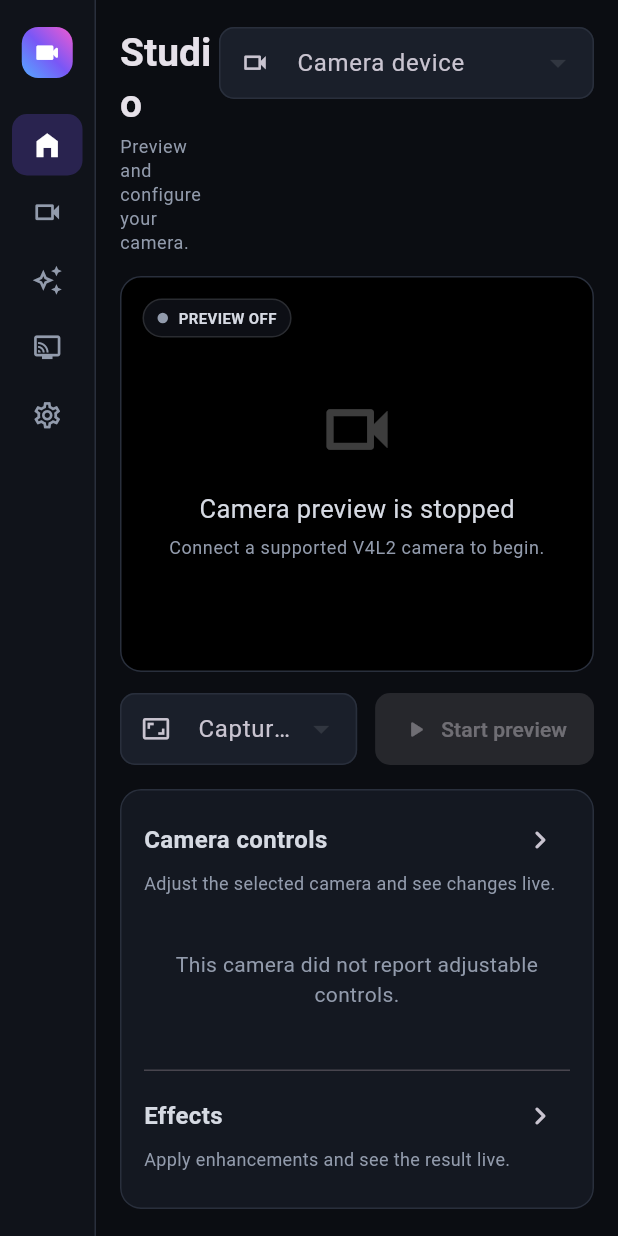
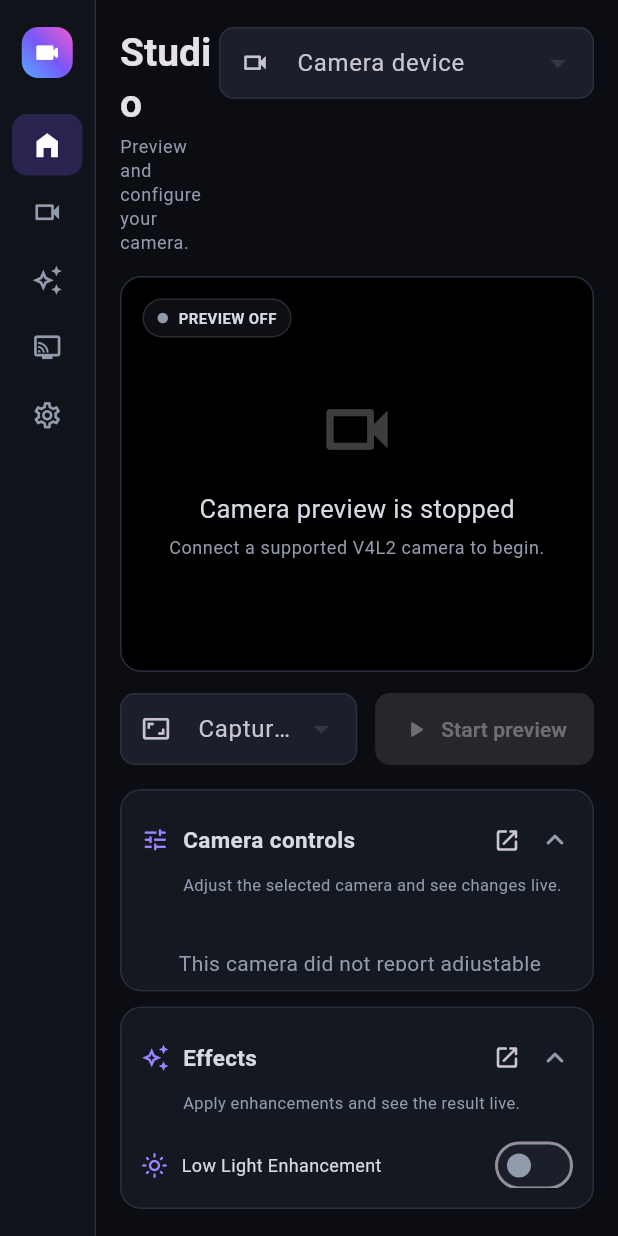
Before and after one commit to haikallfiqih/camora, a Flutter app: the screen it shows after launch, on a phone screen of 412 x 824 dp. Run offline on Flutter 3.47's test engine with Material 3 defaults, Android fonts, the phone set to English and light mode, and no system bars.

Commit message:
feat: split studio controls into collapsible panels

```diff
--- a/lib/features/studio/studio_page.dart
+++ b/lib/features/studio/studio_page.dart
@@ -102,50 +102,161 @@ class _PreviewWorkspace extends StatelessWidget {
   );
 }
 
-class _LiveControls extends StatelessWidget {
+class _LiveControls extends StatefulWidget {
   const _LiveControls({required this.session, required this.appState});
 
   final CameraSession session;
   final AppState appState;
 
   @override
+  State<_LiveControls> createState() => _LiveControlsState();
+}
+
+class _LiveControlsState extends State<_LiveControls> {
+  bool cameraExpanded = true;
+  bool effectsExpanded = true;
+
+  @override
+  Widget build(BuildContext context) => Column(
+    children: [
+      if (cameraExpanded)
+        Expanded(
+          child: _ControlGroupPanel(
+            title: 'Camera controls',
+            subtitle: 'Adjust the selected camera and see changes live.',
+            icon: Icons.tune_rounded,
+            expanded: true,
+            onToggle: () => setState(() => cameraExpanded = false),
+            onOpenPage: () => widget.appState.navigate(CamoraPage.camera),
+            child: ListView(
+              children: [
+                CameraControlList(session: widget.session, compact: true),
+              ],
+            ),
+          ),
+        )
+      else
+        _ControlGroupPanel(
+          title: 'Camera controls',
+          subtitle: 'Adjust the selected camera and see changes live.',
+          icon: Icons.tune_rounded,
+          expanded: false,
+          onToggle: () => setState(() => cameraExpanded = true),
+          onOpenPage: () => widget.appState.navigate(CamoraPage.camera),
+        ),
+      const SizedBox(height: 10),
+      if (effectsExpanded)
+        Expanded(
+          child: _ControlGroupPanel(
+            title: 'Effects',
+            subtitle: widget.session.nativeEffectsAvailable
+                ? 'Apply enhancements and see the result live.'
+                : 'Restart Camora to load the updated native runner.',
+            icon: Icons.auto_awesome_outlined,
+            expanded: true,
+            onToggle: () => setState(() => effectsExpanded = false),
+            onOpenPage: () => widget.appState.navigate(CamoraPage.effects),
+            child: ListView(
+              children: [
+                _StudioEffects(
+                  session: widget.session,
+                  appState: widget.appState,
+                ),
+              ],
+            ),
+          ),
+        )
+      else
+        _ControlGroupPanel(
+          title: 'Effects',
+          subtitle: 'Apply enhancements and see the result live.',
+          icon: Icons.auto_awesome_outlined,
+          expanded: false,
+          onToggle: () => setState(() => effectsExpanded = true),
+          onOpenPage: () => widget.appState.navigate(CamoraPage.effects),
+        ),
+      if (!cameraExpanded && !effectsExpanded) const Spacer(),
+    ],
+  );
+}
+
+class _ControlGroupPanel extends StatelessWidget {
+  const _ControlGroupPanel({
+    required this.title,
+    required this.subtitle,
+    required this.icon,
+    required this.expanded,
+    required this.onToggle,
+    required this.onOpenPage,
+    this.child,
+  });
+
+  final String title;
+  final String subtitle;
+  final IconData icon;
+  final bool expanded;
+  final VoidCallback onToggle;
+  final VoidCallback onOpenPage;
+  final Widget? child;
+
+  @override
   Widget build(BuildContext context) => CamoraPanel(
-    padding: const EdgeInsets.fromLTRB(16, 14, 16, 16),
+    padding: EdgeInsets.fromLTRB(14, expanded ? 12 : 8, 10, expanded ? 14 : 8),
     child: Column(
       crossAxisAlignment: CrossAxisAlignment.start,
       children: [
-        Row(
+        InkWell(
+          onTap: onToggle,
+          borderRadius: BorderRadius.circular(8),
+          child: Padding(
+            padding: const EdgeInsets.symmetric(vertical: 2),
+            child: Row(
               children: [
-            const Expanded(
+                Icon(icon, size: 19, color: CamoraColors.purpleLight),
+                const SizedBox(width: 9),
+                Expanded(
                   child: Text(
-                'Camera controls',
-                style: TextStyle(fontSize: 16, fontWeight: FontWeight.w600),
+                    title,
+                    style: const TextStyle(
+                      fontSize: 15,
+                      fontWeight: FontWeight.w600,
+                    ),
                   ),
                 ),
                 IconButton(
-              onPressed: () => appState.navigate(CamoraPage.camera),
-              tooltip: 'Open camera settings',
+                  onPressed: onOpenPage,
+                  tooltip: 'Open $title page',
                   visualDensity: VisualDensity.compact,
-              icon: const Icon(Icons.chevron_right_rounded),
+                  iconSize: 18,
+                  icon: const Icon(Icons.open_in_new_rounded),
                 ),
-          ],
+                Icon(
+                  expanded
+                      ? Icons.keyboard_arrow_up_rounded
+                      : Icons.keyboard_arrow_down_rounded,
+                  color: CamoraColors.muted,
                 ),
-        const Text(
-          'Adjust the selected camera and see changes live.',
-          style: TextStyle(color: CamoraColors.muted, fontSize: 12),
-        ),
-        const SizedBox(height: 12),
-        Expanded(
-          child: ListView(
-            children: [
-              CameraControlList(session: session, compact: true),
-              const SizedBox(height: 16),
-              const Divider(height: 1),
-              const SizedBox(height: 10),
-              _StudioEffects(session: session, appState: appState),
+                const SizedBox(width: 4),
               ],
             ),
           ),
+        ),
+        if (expanded) ...[
+          Padding(
+            padding: const EdgeInsets.only(left: 28, right: 6),
+            child: Text(
+              subtitle,
+              style: TextStyle(
+                color: subtitle.startsWith('Restart')
+                    ? Colors.orangeAccent
+                    : CamoraColors.muted,
+                fontSize: 11,
+              ),
+            ),
+          ),
+          const SizedBox(height: 10),
+          Expanded(child: child!),
+        ],
       ],
     ),
   );
@@ -172,32 +283,6 @@ class _StudioEffects extends StatelessWidget {
     return Column(
       crossAxisAlignment: CrossAxisAlignment.start,
       children: [
-        Row(
-          children: [
-            const Expanded(
-              child: Text(
-                'Effects',
-                style: TextStyle(fontSize: 16, fontWeight: FontWeight.w600),
-              ),
-            ),
-            IconButton(
-              onPressed: () => appState.navigate(CamoraPage.effects),
-              tooltip: 'Open effects settings',
-              visualDensity: VisualDensity.compact,
-              icon: const Icon(Icons.chevron_right_rounded),
-            ),
-          ],
-        ),
-        Text(
-          nativeAvailable
-              ? 'Apply enhancements and see the result live.'
-              : 'Restart Camora to load the updated native effects runner.',
-          style: TextStyle(
-            color: nativeAvailable ? CamoraColors.muted : Colors.orangeAccent,
-            fontSize: 12,
-          ),
-        ),
-        const SizedBox(height: 10),
         _StudioEffectRow(
           icon: Icons.light_mode_outlined,
           label: 'Low Light Enhancement',
@@ -216,7 +301,7 @@ class _StudioEffects extends StatelessWidget {
         ),
         if (enabled && nativeAvailable) ...[
           Padding(
-            padding: const EdgeInsets.only(left: 34, right: 2),
+            padding: const EdgeInsets.only(left: 27, right: 2),
             child: Row(
               children: [
                 const Expanded(
```
Lines whose indentation alone changed are shown as unchanged.
